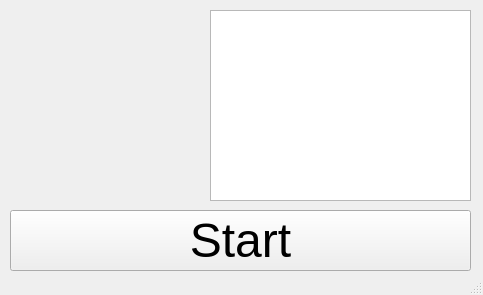
Inlucker/FILP, file Lab18/TestPrologServerGui/mainwindow.ui: the form before one commit.
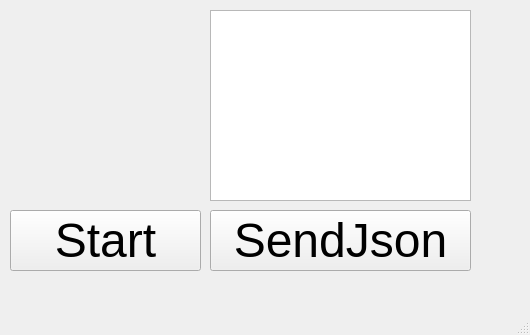
The form after the commit.

```diff
--- a/Lab18/TestPrologServerGui/mainwindow.ui
+++ b/Lab18/TestPrologServerGui/mainwindow.ui
@@ -6,8 +6,8 @@
    <rect>
     <x>0</x>
     <y>0</y>
-    <width>483</width>
-    <height>295</height>
+    <width>530</width>
+    <height>335</height>
    </rect>
   </property>
   <property name="windowTitle">
@@ -29,7 +29,7 @@
      <rect>
       <x>10</x>
       <y>210</y>
-      <width>461</width>
+      <width>191</width>
       <height>61</height>
      </rect>
     </property>
@@ -42,6 +42,24 @@
      <string>Start</string>
     </property>
    </widget>
+   <widget class="QPushButton" name="sendJson_btn">
+    <property name="geometry">
+     <rect>
+      <x>210</x>
+      <y>210</y>
+      <width>261</width>
+      <height>61</height>
+     </rect>
+    </property>
+    <property name="font">
+     <font>
+      <pointsize>36</pointsize>
+     </font>
+    </property>
+    <property name="text">
+     <string>SendJson</string>
+    </property>
+   </widget>
   </widget>
   <widget class="QMenuBar" name="menubar">
    <property name="geometry">
```
Left out of the diff: 2 changed lines with no effect on the pictures.
